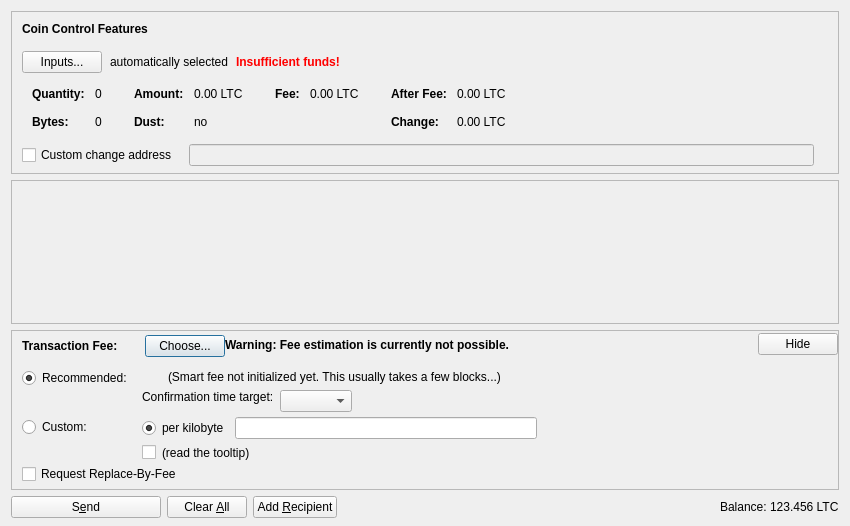
Old version of the form src/qt/forms/sendcoinsdialog.ui in the repository dsmatilla/cuelgacoin.
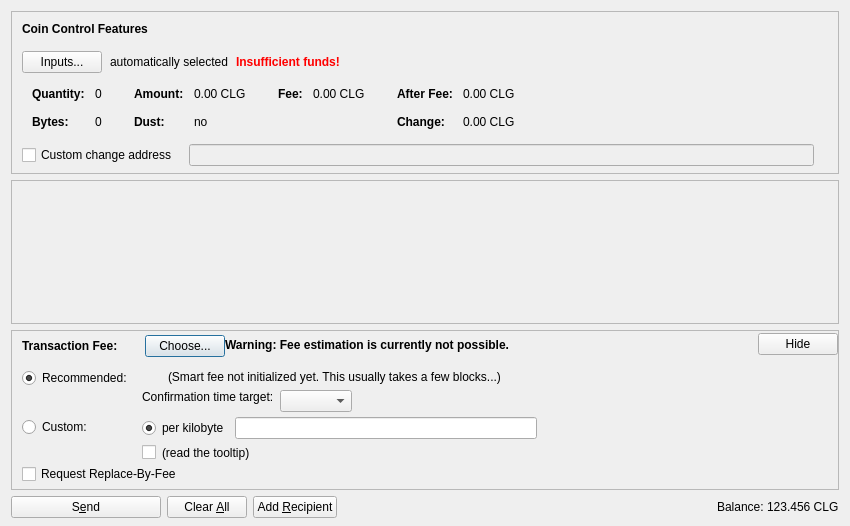
New version of the form. Icons and pictures are not drawn. Custom widgets are drawn as their Qt base class.

```diff
--- a/src/qt/forms/sendcoinsdialog.ui
+++ b/src/qt/forms/sendcoinsdialog.ui
@@ -324,7 +324,7 @@
                   <enum>Qt::ActionsContextMenu</enum>
                  </property>
                  <property name="text">
-                  <string notr="true">0.00 LTC</string>
+                  <string notr="true">0.00 CLG</string>
                  </property>
                  <property name="textInteractionFlags">
                   <set>Qt::LinksAccessibleByMouse|Qt::TextSelectableByKeyboard|Qt::TextSelectableByMouse</set>
@@ -404,7 +404,7 @@
                   <enum>Qt::ActionsContextMenu</enum>
                  </property>
                  <property name="text">
-                  <string notr="true">0.00 LTC</string>
+                  <string notr="true">0.00 CLG</string>
                  </property>
                  <property name="textInteractionFlags">
                   <set>Qt::LinksAccessibleByMouse|Qt::TextSelectableByKeyboard|Qt::TextSelectableByMouse</set>
@@ -455,7 +455,7 @@
                   <enum>Qt::ActionsContextMenu</enum>
                  </property>
                  <property name="text">
-                  <string notr="true">0.00 LTC</string>
+                  <string notr="true">0.00 CLG</string>
                  </property>
                  <property name="textInteractionFlags">
                   <set>Qt::LinksAccessibleByMouse|Qt::TextSelectableByKeyboard|Qt::TextSelectableByMouse</set>
@@ -484,7 +484,7 @@
                   <enum>Qt::ActionsContextMenu</enum>
                  </property>
                  <property name="text">
-                  <string notr="true">0.00 LTC</string>
+                  <string notr="true">0.00 CLG</string>
                  </property>
                  <property name="textInteractionFlags">
                   <set>Qt::LinksAccessibleByMouse|Qt::TextSelectableByKeyboard|Qt::TextSelectableByMouse</set>
@@ -1253,7 +1253,7 @@
           <cursorShape>IBeamCursor</cursorShape>
          </property>
          <property name="text">
-          <string notr="true">123.456 LTC</string>
+          <string notr="true">123.456 CLG</string>
          </property>
          <property name="textInteractionFlags">
           <set>Qt::LinksAccessibleByMouse|Qt::TextSelectableByKeyboard|Qt::TextSelectableByMouse</set>
```
